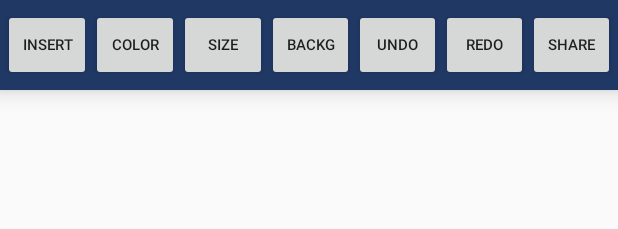
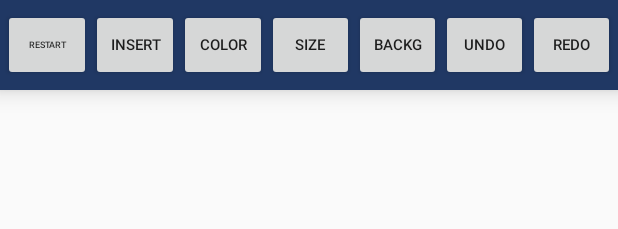
Before and after one commit to pforderique/Paint-Canvas, an Android app: the layout activity_canvas.xml on its own in the app's theme, with its tools: preview values and no code run, on a phone screen of 412 x 824 dp. Shown: the top 229 px of the screen. Run offline under Robolectric (Android 15) with nearby library versions, the phone set to English and light mode, and no system bars.

```diff
--- a/app/src/main/res/layout/activity_canvas.xml
+++ b/app/src/main/res/layout/activity_canvas.xml
@@ -31,6 +31,14 @@
         app:layout_constraintEnd_toEndOf="@+id/toolbar"
         app:layout_constraintStart_toStartOf="@+id/toolbar"
         app:layout_constraintTop_toTopOf="@+id/toolbar">
+
+        <Button
+            android:id="@+id/restartButton"
+            android:layout_width="wrap_content"
+            android:layout_height="wrap_content"
+            android:layout_weight="1"
+            android:text="Restart"
+            android:textSize="6dp"/>
 
         <Button
             android:id="@+id/insertButton"
@@ -79,16 +87,9 @@
             android:layout_weight="1"
             android:text="redo"
             android:textSize="10dp"/>
-
-        <Button
-            android:id="@+id/shareButton"
-            android:layout_width="wrap_content"
-            android:layout_height="wrap_content"
-            android:layout_weight="1"
-            android:text="share"
-            android:textSize="10dp"/>
     </LinearLayout>
 
+    <!-- The Drawing View-->
     <FrameLayout
         android:id="@+id/drawView_frame"
         android:layout_width="0dp"
--- a/app/src/main/res/values/strings.xml
+++ b/app/src/main/res/values/strings.xml
@@ -1,4 +1,5 @@
 <resources>
     <string name="app_name">Paint Canvas</string>
     <string name="logoAppTextImageDescription">Logo Text Image</string>
+    <string name="testingButtonSize">9dp</string>
 </resources>
```
Also changed, not shown: app/src/main/java/com/example/paintcanvas/CanvasActivity.java (+8 -0 lines), app/src/main/java/com/example/paintcanvas/DrawingView.java (+9 -3 lines).
